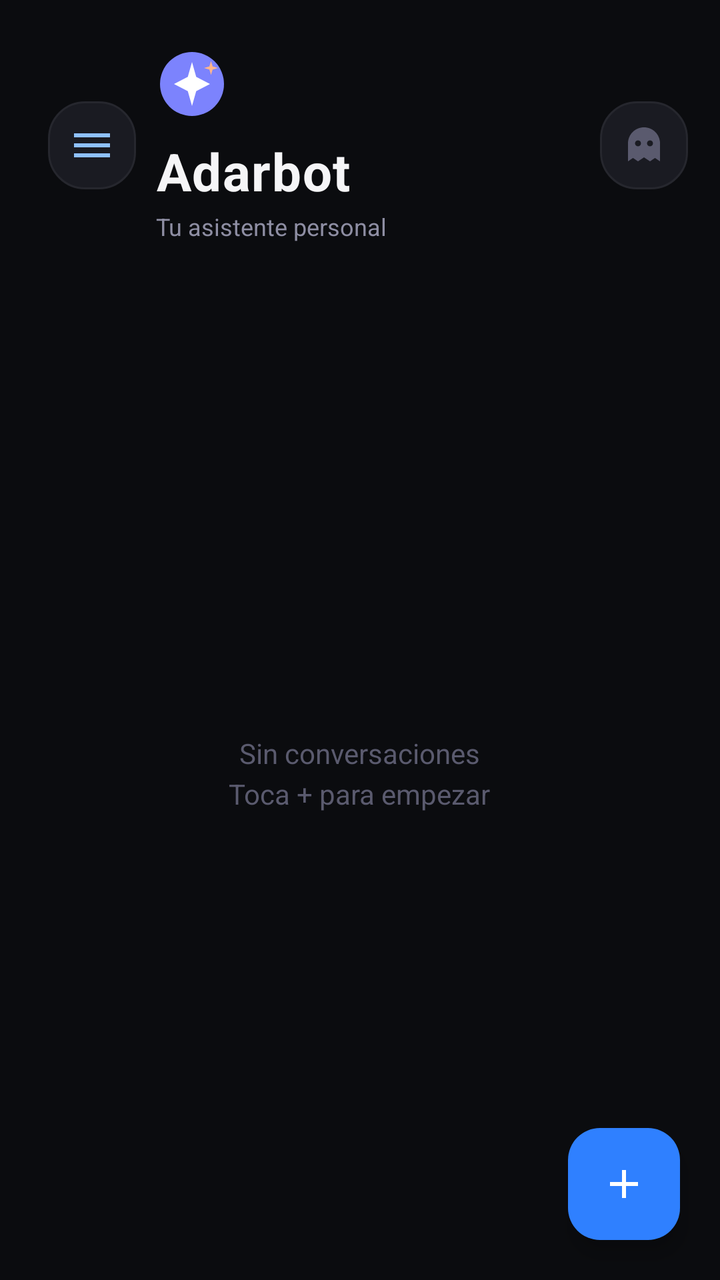
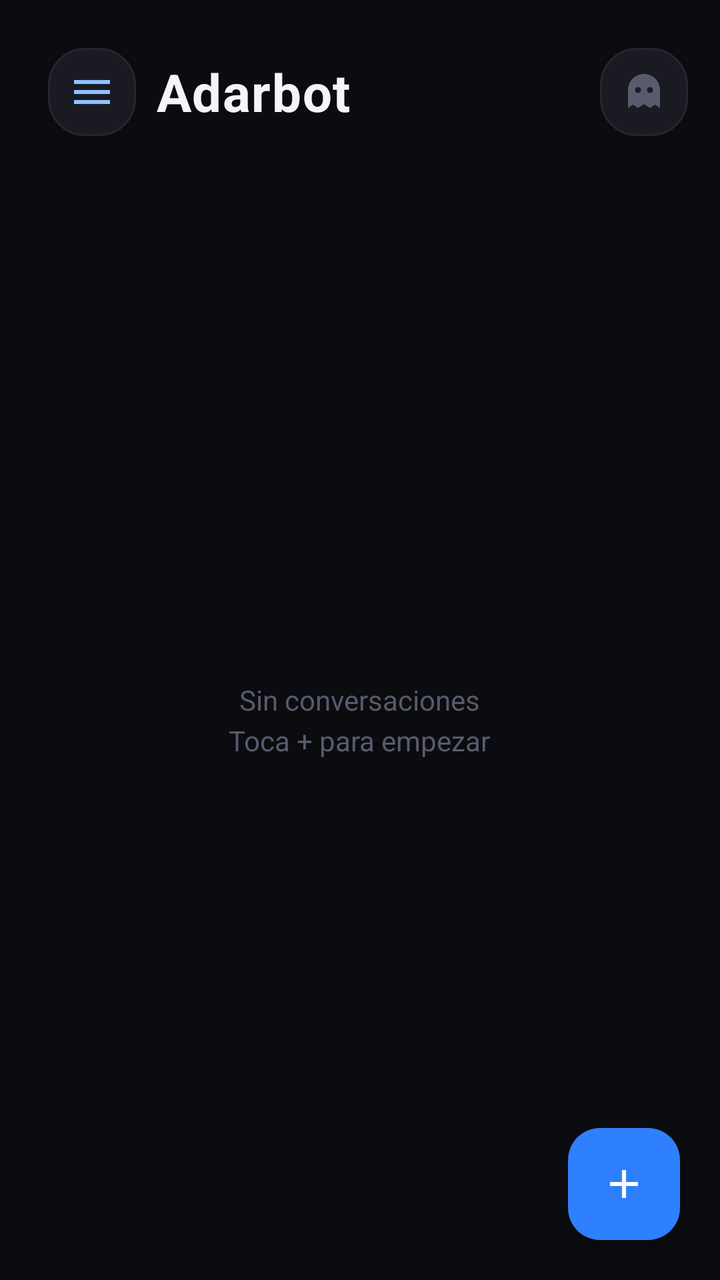

Before-and-after screenshots of an Android layout around one commit, followed by the original layout XML and the change that was made.
<!-- AndroidManifest.xml: application theme Theme.NemotronVoiceIME -->
<!-- res/layout/activity_chats.xml -->
<?xml version="1.0" encoding="utf-8"?>
<LinearLayout xmlns:android="http://schemas.android.com/apk/res/android"
    xmlns:app="http://schemas.android.com/apk/res-auto"
    android:layout_width="match_parent"
    android:layout_height="match_parent"
    android:background="#0B0C0F"
    android:orientation="vertical">

    <LinearLayout
        android:layout_width="match_parent"
        android:layout_height="wrap_content"
        android:gravity="center_vertical"
        android:orientation="horizontal"
        android:paddingLeft="24dp"
        android:paddingTop="24dp"
        android:paddingRight="16dp"
        android:paddingBottom="12dp">

        <ImageButton
            android:id="@+id/menuBtn"
            android:layout_width="44dp"
            android:layout_height="44dp"
            android:layout_marginRight="10dp"
            android:background="@drawable/bg_chip"
            android:contentDescription="Menu de Adarbot"
            android:padding="10dp"
            android:src="@drawable/ic_menu"
            android:tint="#8FC1FF" />

        <LinearLayout
            android:layout_width="0dp"
            android:layout_height="wrap_content"
            android:layout_weight="1"
            android:orientation="vertical">

            <ImageView
                android:layout_width="36dp"
                android:layout_height="36dp"
                android:layout_marginBottom="8dp"
                android:src="@drawable/ic_hermes"
                android:contentDescription="Adarbot" />

            <TextView
                android:layout_width="wrap_content"
                android:layout_height="wrap_content"
                android:text="Adarbot"
                android:textColor="#F5F5F7"
                android:textSize="26sp"
                android:textStyle="bold"
                android:letterSpacing="0.02" />

            <TextView
                android:layout_width="wrap_content"
                android:layout_height="wrap_content"
                android:layout_marginTop="2dp"
                android:text="Tu asistente personal"
                android:textColor="#8E8EA3"
                android:textSize="12sp" />
        </LinearLayout>

        <ImageButton
            android:id="@+id/incognitoBtn"
            android:layout_width="44dp"
            android:layout_height="44dp"
            android:background="@drawable/bg_chip"
            android:contentDescription="Modo incognito"
            android:src="@drawable/ic_ghost"
            android:tint="#5A5A6E"
            android:padding="10dp" />
    </LinearLayout>

    <FrameLayout
        android:layout_width="match_parent"
        android:layout_height="0dp"
        android:layout_weight="1">

        <androidx.recyclerview.widget.RecyclerView
            android:id="@+id/recyclerChats"
            android:layout_width="match_parent"
            android:layout_height="match_parent"
            android:clipToPadding="false"
            android:paddingBottom="96dp" />

        <TextView
            android:id="@+id/emptyView"
            android:layout_width="wrap_content"
            android:layout_height="wrap_content"
            android:layout_gravity="center"
            android:gravity="center"
            android:lineSpacingExtra="4dp"
            android:text="Sin conversaciones\nToca + para empezar"
            android:textColor="#5A5A6E"
            android:textSize="14sp" />

        <com.google.android.material.floatingactionbutton.FloatingActionButton
            android:id="@+id/fabNew"
            android:layout_width="wrap_content"
            android:layout_height="wrap_content"
            android:layout_gravity="end|bottom"
            android:layout_margin="20dp"
            android:contentDescription="Nueva conversacion"
            android:src="@drawable/ic_plus"
            app:backgroundTint="#2F80FF"
            app:tint="#FFFFFF" />
    </FrameLayout>
</LinearLayout>
<!-- resources referenced by this layout -->
<resources>
  <!-- drawable bg_chip (drawable) -->
  <shape xmlns:android="http://schemas.android.com/apk/res/android"
      android:shape="rectangle">
      <solid android:color="#1A1B22" />
      <stroke android:width="1dp" android:color="#26272E" />
      <corners android:radius="18dp" />
  </shape>
  <!-- drawable ic_ghost (drawable) -->
  <vector xmlns:android="http://schemas.android.com/apk/res/android" android:width="24dp" android:height="24dp" android:viewportWidth="24" android:viewportHeight="24">
      <path android:fillColor="#FFFFFFFF" android:pathData="M12,3C7.58,3 4,6.58 4,11v9l2.5,-1.7L9,20l3,-2 3,2 2.5,-1.7L20,20v-9c0,-4.42 -3.58,-8 -8,-8zM9,12.5c-0.83,0 -1.5,-0.67 -1.5,-1.5S8.17,9.5 9,9.5s1.5,0.67 1.5,1.5S9.83,12.5 9,12.5zM15,12.5c-0.83,0 -1.5,-0.67 -1.5,-1.5S14.17,9.5 15,9.5s1.5,0.67 1.5,1.5S15.83,12.5 15,12.5z" />
  </vector>
  <!-- drawable ic_hermes (drawable) -->
  <vector xmlns:android="http://schemas.android.com/apk/res/android" android:width="36dp" android:height="36dp" android:viewportWidth="36" android:viewportHeight="36">
      <path android:fillColor="#7C83FD" android:pathData="M18,2A16,16 0,1 0,18 34A16,16 0,1 0,18 2" />
      <path android:fillColor="#FFFFFF" android:pathData="M18,7L20.1,14.4 27,18 20.1,21.6 18,29 15.9,21.6 9,18 15.9,14.4z" />
      <path android:fillColor="#FFB58C" android:pathData="M27.5,6.5L28.3,9.2 31,10 28.3,10.8 27.5,13.5 26.7,10.8 24,10 26.7,9.2z" />
  </vector>
  <!-- drawable ic_menu (drawable) -->
  <vector xmlns:android="http://schemas.android.com/apk/res/android" android:width="24dp" android:height="24dp" android:viewportWidth="24" android:viewportHeight="24">
      <path android:fillColor="#FFFFFFFF" android:pathData="M3,18h18v-2H3v2zM3,13h18v-2H3v2zM3,6v2h18V6H3z" />
  </vector>
  <!-- drawable ic_plus (drawable) -->
  <vector xmlns:android="http://schemas.android.com/apk/res/android"
      android:width="24dp"
      android:height="24dp"
      android:viewportWidth="24"
      android:viewportHeight="24">
      <path
          android:fillColor="#FFFFFFFF"
          android:pathData="M19,13h-6v6h-2v-6L5,13v-2h6L11,5h2v6h6v2z" />
  </vector>
  <style name="Theme.NemotronVoiceIME" parent="Theme.Material3.DayNight.NoActionBar">
          <item name="colorPrimary">@color/accent</item>
          <item name="colorPrimaryVariant">@color/accent_dark</item>
          <item name="colorOnPrimary">@color/text_light</item>
          <item name="android:statusBarColor">@color/bg_primary</item>
      </style>
  <color name="accent">#76B900</color>
  <color name="accent_dark">#5A8C00</color>
  <color name="text_light">#FFFFFF</color>
  <color name="bg_primary">#1A1A2E</color>
</resources>

<!-- the commit's change to res/layout/activity_chats.xml (unified diff, before → after) -->
@@ -33,13 +33,6 @@
             android:layout_weight="1"
             android:orientation="vertical">
 
-            <ImageView
-                android:layout_width="36dp"
-                android:layout_height="36dp"
-                android:layout_marginBottom="8dp"
-                android:src="@drawable/ic_hermes"
-                android:contentDescription="Adarbot" />
-
             <TextView
                 android:layout_width="wrap_content"
                 android:layout_height="wrap_content"
@@ -49,13 +42,6 @@
                 android:textStyle="bold"
                 android:letterSpacing="0.02" />
 
-            <TextView
-                android:layout_width="wrap_content"
-                android:layout_height="wrap_content"
-                android:layout_marginTop="2dp"
-                android:text="Tu asistente personal"
-                android:textColor="#8E8EA3"
-                android:textSize="12sp" />
         </LinearLayout>
 
         <ImageButton
<!-- resource entries referenced after the edit -->
@@ -10,12 +10,6 @@
   <!-- drawable ic_ghost (drawable) -->
   <vector xmlns:android="http://schemas.android.com/apk/res/android" android:width="24dp" android:height="24dp" android:viewportWidth="24" android:viewportHeight="24">
       <path android:fillColor="#FFFFFFFF" android:pathData="M12,3C7.58,3 4,6.58 4,11v9l2.5,-1.7L9,20l3,-2 3,2 2.5,-1.7L20,20v-9c0,-4.42 -3.58,-8 -8,-8zM9,12.5c-0.83,0 -1.5,-0.67 -1.5,-1.5S8.17,9.5 9,9.5s1.5,0.67 1.5,1.5S9.83,12.5 9,12.5zM15,12.5c-0.83,0 -1.5,-0.67 -1.5,-1.5S14.17,9.5 15,9.5s1.5,0.67 1.5,1.5S15.83,12.5 15,12.5z" />
-  </vector>
-  <!-- drawable ic_hermes (drawable) -->
-  <vector xmlns:android="http://schemas.android.com/apk/res/android" android:width="36dp" android:height="36dp" android:viewportWidth="36" android:viewportHeight="36">
-      <path android:fillColor="#7C83FD" android:pathData="M18,2A16,16 0,1 0,18 34A16,16 0,1 0,18 2" />
-      <path android:fillColor="#FFFFFF" android:pathData="M18,7L20.1,14.4 27,18 20.1,21.6 18,29 15.9,21.6 9,18 15.9,14.4z" />
-      <path android:fillColor="#FFB58C" android:pathData="M27.5,6.5L28.3,9.2 31,10 28.3,10.8 27.5,13.5 26.7,10.8 24,10 26.7,9.2z" />
   </vector>
   <!-- drawable ic_menu (drawable) -->
   <vector xmlns:android="http://schemas.android.com/apk/res/android" android:width="24dp" android:height="24dp" android:viewportWidth="24" android:viewportHeight="24">
